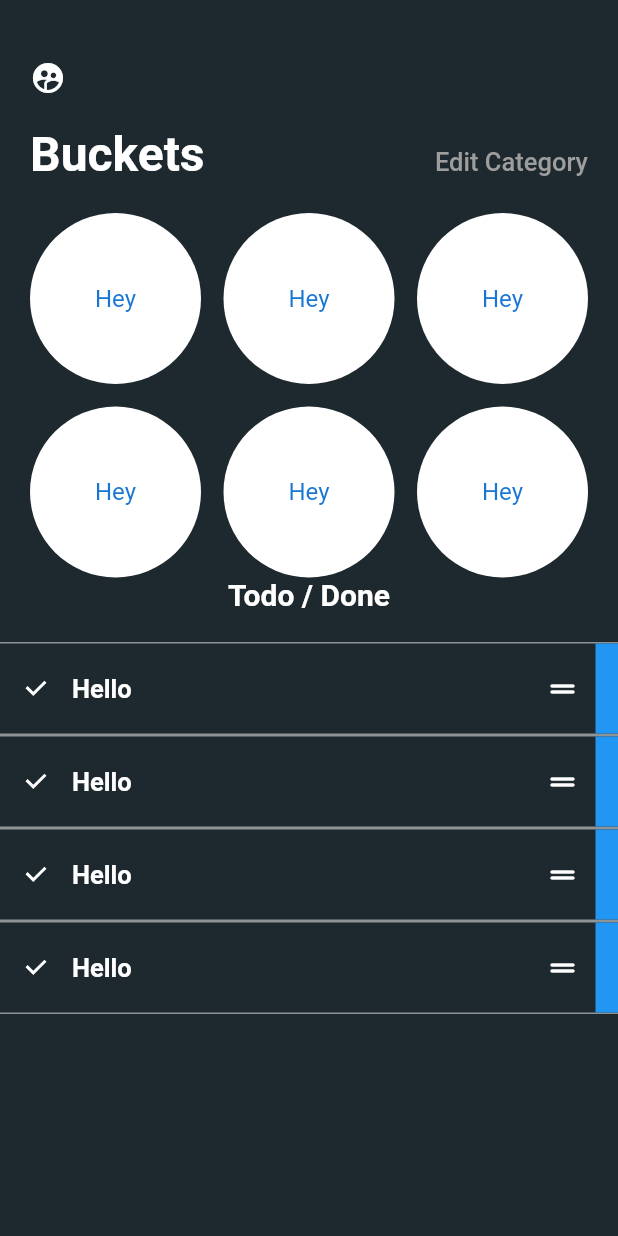
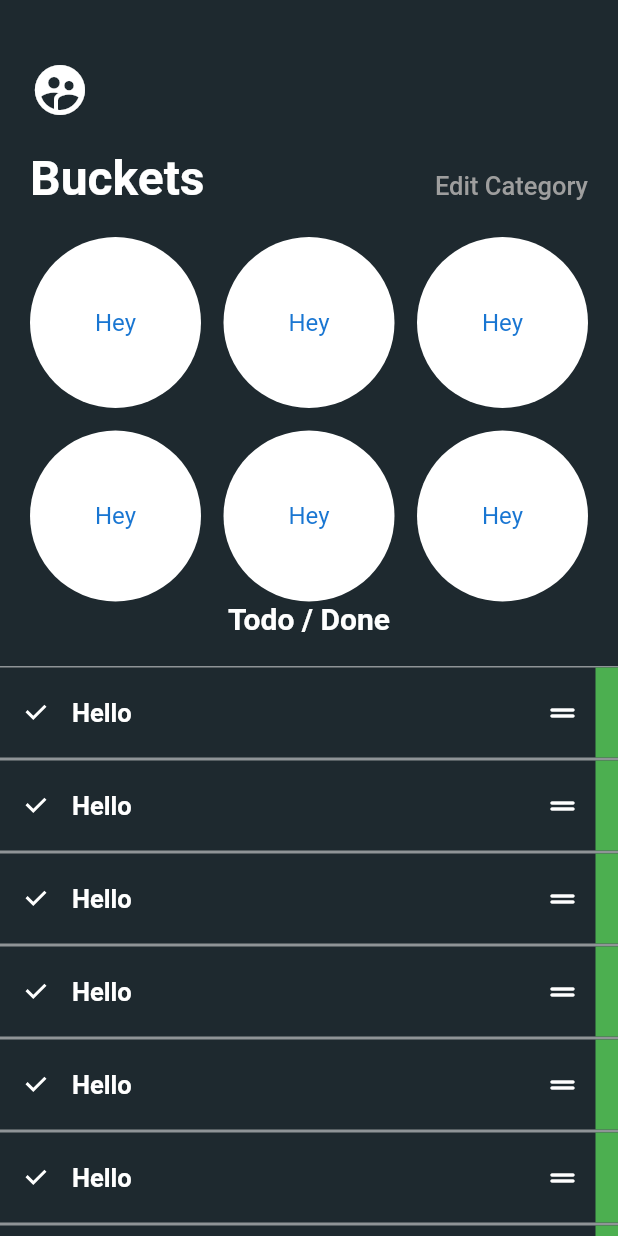
Before and after one commit to ceosss/bucket_list, a Flutter app: the screen it shows after launch, on a phone screen of 412 x 824 dp. Run offline on Flutter 3.47's test engine with Material 2 defaults, Android fonts, the phone set to English and light mode, and no system bars.

Commit message:
UPDATE: Icon Theme

```diff
--- a/lib/view/bucket_list.view.dart
+++ b/lib/view/bucket_list.view.dart
@@ -10,6 +10,7 @@ class BucketList extends StatelessWidget {
       theme: ThemeData(
         accentColor: Color(0xff1E292F),
         scaffoldBackgroundColor: Color(0xff1E292F),
+        iconTheme: IconThemeData(color: Colors.white),
         textTheme: TextTheme(
           headline1: TextStyle(
             fontSize: 32,
@@ -23,7 +24,8 @@ class BucketList extends StatelessWidget {
           ),
           bodyText1: TextStyle(fontSize: 17),
           bodyText2: TextStyle(),
-          )),
+        ),
+      ),
       home: Home(),
     );
   }
--- a/lib/view/home.view.dart
+++ b/lib/view/home.view.dart
@@ -14,13 +14,17 @@ class _HomeState extends State<Home> {
   Widget build(BuildContext context) {
     return Scaffold(
         body: Container(
+      child: SingleChildScrollView(
         child: Column(
           children: [
             SizedBox(height: 40),
             Container(
               padding: EdgeInsets.symmetric(horizontal: 20),
               alignment: Alignment.centerLeft,
-            child: Icon(Icons.supervised_user_circle, color: Colors.white),
+              child: Icon(
+                Icons.supervised_user_circle,
+                size: 40,
+              ),
             ),
             SizedBox(height: 20),
             Container(
@@ -79,6 +83,10 @@ class _HomeState extends State<Home> {
                         Todo(),
                         Todo(),
                         Todo(),
+                        Todo(),
+                        Todo(),
+                        Todo(),
+                        Todo(),
                       ],
                     ),
                   )
@@ -87,6 +95,7 @@ class _HomeState extends State<Home> {
             ),
           ],
         ),
+      ),
     ));
   }
 }
--- a/lib/widget/todo.widget.dart
+++ b/lib/widget/todo.widget.dart
@@ -44,7 +44,6 @@ class _TodoState extends State<Todo> {
               children: [
                 Icon(
                   Icons.drag_handle_rounded,
-                  color: Colors.white,
                 ),
                 SizedBox(
                   width: 10,
@@ -52,7 +51,7 @@ class _TodoState extends State<Todo> {
                 Container(
                   width: 15,
                   height: 60,
-                  color: Colors.blue,
+                  color: Colors.green,
                 ),
               ],
             ),
```
Lines whose indentation alone changed are shown as unchanged.
